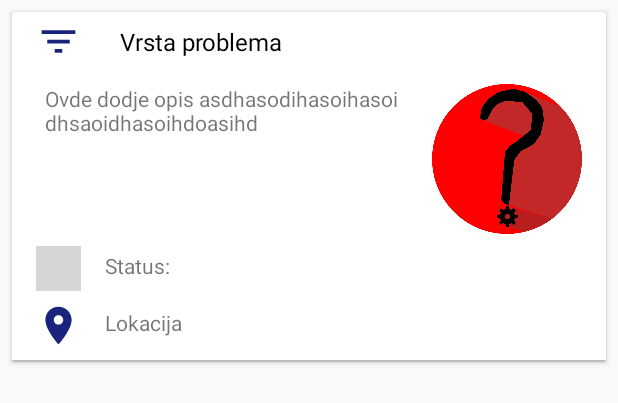
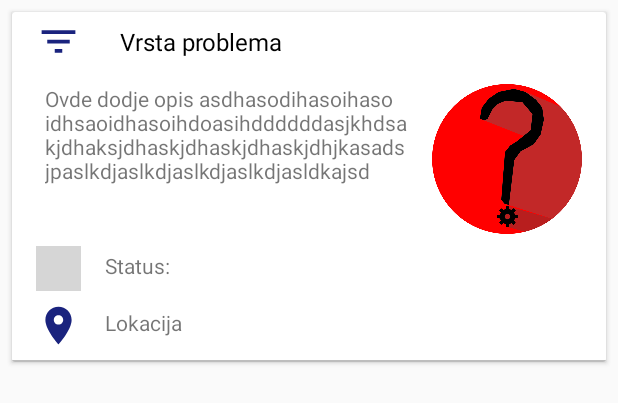
Before and after one commit to davidmilinkovic/gdejeproblem, an Android app: the layout problemi_list_content.xml on its own in the app's theme, with its tools: preview values and no code run, on a phone screen of 412 x 824 dp. Shown: the top 403 px of the screen. Run offline under Robolectric (Android 15) with nearby library versions, the phone set to English and light mode, and no system bars; grey boxes are pictures that could not be loaded.

Commit message:
Sredjene sitnice

```diff
--- a/app/src/main/java/net/geasoft/ksp/ksp/PrijaviProblemActivity.java
+++ b/app/src/main/java/net/geasoft/ksp/ksp/PrijaviProblemActivity.java
@@ -249,7 +249,7 @@ public class PrijaviProblemActivity extends AppCompatActivity implements View.On
             mBuilder = new NotificationCompat.Builder(this);
             mBuilder.setContentTitle("Gde je problem?")
                     .setContentText("Postavljanje slike na server je u toku...")
-                    .setSmallIcon(R.mipmap.ic_launcher);
+                    .setSmallIcon(R.mipmap.ic_launcher_foreground);
 
 
             AsinhroniFTPUpload task = new AsinhroniFTPUpload(slikaFajl, this);
@@ -307,7 +307,7 @@ public class PrijaviProblemActivity extends AppCompatActivity implements View.On
                 con = new FTPClient();
                 con.connect("195.252.110.140");
 
-                if (con.login("geasoftn", "705903272ld"))
+                if (con.login("geasoftn", getResources().getString(R.string.sifraFtp)));
                 {
                     con.enterLocalPassiveMode(); // important!
                     con.setFileType(FTP.BINARY_FILE_TYPE);
@@ -343,7 +343,7 @@ public class PrijaviProblemActivity extends AppCompatActivity implements View.On
             nm = (NotificationManager)context.getSystemService(Context.NOTIFICATION_SERVICE);
             //Build the notification using Notification.Builder
             Notification.Builder builder = new Notification.Builder(ctx)
-                    .setSmallIcon(R.mipmap.ic_launcher)
+                    .setSmallIcon(R.mipmap.ic_launcher_foreground)
                     .setAutoCancel(true)
                     .setContentTitle(contentTitle)
                     .setContentText(contentText);
--- a/app/src/main/res/layout/problemi_list_content.xml
+++ b/app/src/main/res/layout/problemi_list_content.xml
@@ -67,7 +67,7 @@
                 android:paddingBottom="4dp"
                 android:paddingLeft="6dp"
                 android:paddingRight="16dp"
-                android:text="Ovde dodje opis asdhasodihasoihasoidhsaoidhasoihdoasihd" />
+                android:text="Ovde dodje opis asdhasodihasoihasoidhsaoidhasoihdoasihddddddasjkhdsakjdhaksjdhaskjdhaskjdhaskjdhjkasadsjpaslkdjaslkdjaslkdjaslkdjasldkajsd" />
 
         </LinearLayout>
         <ImageView
@@ -132,6 +132,8 @@
             android:layout_width="wrap_content"
             android:layout_height="wrap_content"
             android:layout_gravity="center_vertical"
+            android:ellipsize="end"
+            android:maxLines="1"
             android:paddingBottom="4dp"
             android:paddingLeft="16dp"
             android:text="Lokacija" />
```
Also changed, not shown: app/src/debug/res/values/google_maps_api.xml (+2 -22 lines).
